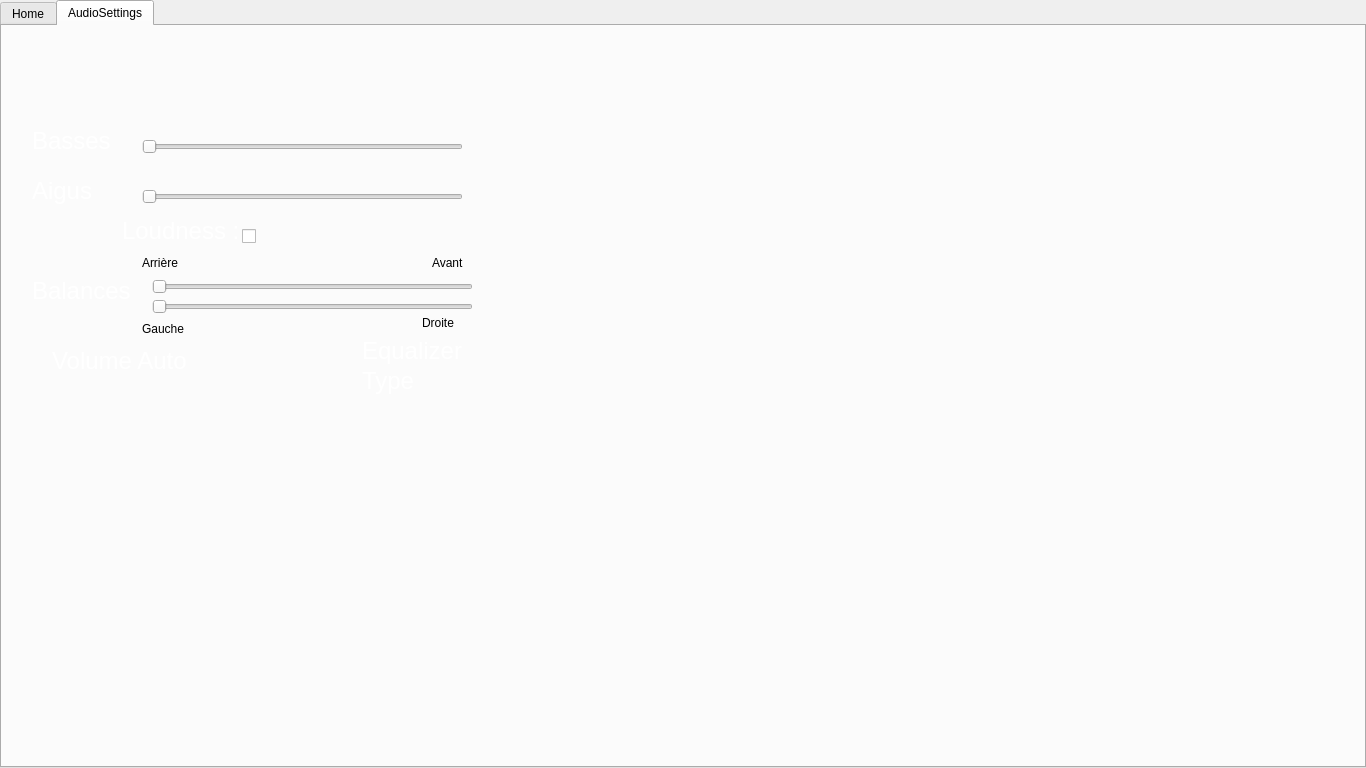
This is Dashboard/interface.ui in lucastu/Dashboard-python-can as Qt 5 draws it before an edit. The edited form follows.
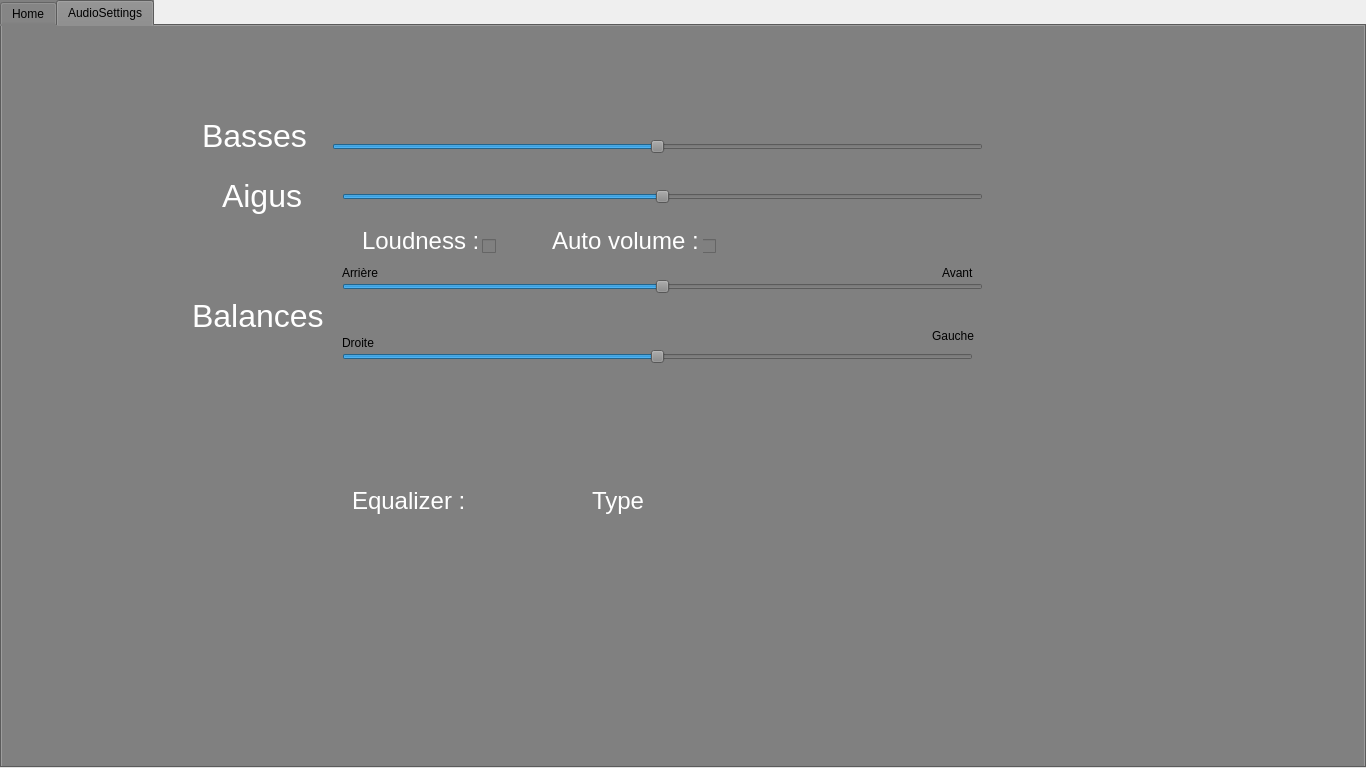
This is the edited form. The open tabs and pages were chosen to show the change. Icons and pictures are not drawn.

```diff
--- a/Dashboard/interface.ui
+++ b/Dashboard/interface.ui
@@ -32,6 +32,9 @@
       <verstretch>0</verstretch>
      </sizepolicy>
     </property>
+    <property name="styleSheet">
+     <string notr="true">background-color: grey </string>
+    </property>
     <property name="currentIndex">
      <number>0</number>
     </property>
@@ -250,57 +253,98 @@
        <string>Close</string>
       </property>
      </widget>
+     <widget class="QLabel" name="label_3">
+      <property name="geometry">
+       <rect>
+        <x>840</x>
+        <y>130</y>
+        <width>71</width>
+        <height>21</height>
+       </rect>
+      </property>
+      <property name="font">
+       <font>
+        <pointsize>13</pointsize>
+       </font>
+      </property>
+      <property name="text">
+       <string>Volume :</string>
+      </property>
+     </widget>
+     <widget class="QLabel" name="Volume">
+      <property name="geometry">
+       <rect>
+        <x>920</x>
+        <y>130</y>
+        <width>71</width>
+        <height>21</height>
+       </rect>
+      </property>
+      <property name="font">
+       <font>
+        <pointsize>13</pointsize>
+       </font>
+      </property>
+      <property name="text">
+       <string/>
+      </property>
+     </widget>
+     <widget class="QLabel" name="RadioSource">
+      <property name="geometry">
+       <rect>
+        <x>920</x>
+        <y>100</y>
+        <width>71</width>
+        <height>21</height>
+       </rect>
+      </property>
+      <property name="font">
+       <font>
+        <pointsize>13</pointsize>
+       </font>
+      </property>
+      <property name="text">
+       <string/>
+      </property>
+     </widget>
+     <widget class="QLabel" name="label_14">
+      <property name="geometry">
+       <rect>
+        <x>810</x>
+        <y>100</y>
+        <width>101</width>
+        <height>21</height>
+       </rect>
+      </property>
+      <property name="font">
+       <font>
+        <pointsize>13</pointsize>
+       </font>
+      </property>
+      <property name="text">
+       <string>RadioSource : </string>
+      </property>
+     </widget>
     </widget>
     <widget class="QWidget" name="AudioSettings">
      <attribute name="title">
       <string>AudioSettings</string>
      </attribute>
-     <widget class="QLabel" name="label_3">
-      <property name="geometry">
-       <rect>
-        <x>0</x>
-        <y>10</y>
-        <width>541</width>
-        <height>381</height>
-       </rect>
-      </property>
-      <property name="sizePolicy">
-       <sizepolicy hsizetype="Maximum" vsizetype="Maximum">
-        <horstretch>0</horstretch>
-        <verstretch>0</verstretch>
-       </sizepolicy>
-      </property>
-      <property name="maximumSize">
-       <size>
-        <width>541</width>
-        <height>381</height>
-       </size>
-      </property>
-      <property name="autoFillBackground">
-       <bool>false</bool>
-      </property>
-      <property name="styleSheet">
-       <string notr="true">background-image: url(:/newPrefix/bg.jpg);</string>
-      </property>
-      <property name="text">
-       <string/>
-      </property>
-      <property name="pixmap">
-       <pixmap resource="../../../../Desktop/Raspi/test.qrc">:/newPrefix/bg.jpg</pixmap>
-      </property>
-      <property name="scaledContents">
-       <bool>true</bool>
-      </property>
-     </widget>
      <widget class="QSlider" name="SliderBasses">
       <property name="geometry">
        <rect>
-        <x>140</x>
+        <x>330</x>
         <y>110</y>
-        <width>321</width>
+        <width>651</width>
         <height>22</height>
        </rect>
       </property>
+      <property name="minimum">
+       <number>-9</number>
+      </property>
+      <property name="maximum">
+       <number>9</number>
+      </property>
       <property name="orientation">
        <enum>Qt::Horizontal</enum>
       </property>
@@ -311,27 +355,32 @@
      <widget class="QLabel" name="label_4">
       <property name="geometry">
        <rect>
-        <x>30</x>
-        <y>100</y>
-        <width>81</width>
-        <height>31</height>
+        <x>200</x>
+        <y>90</y>
+        <width>111</width>
+        <height>41</height>
        </rect>
       </property>
+      <property name="font">
+       <font>
+        <pointsize>18</pointsize>
+       </font>
+      </property>
       <property name="text">
        <string>&lt;!DOCTYPE HTML PUBLIC &quot;-//W3C//DTD HTML 4.0//EN&quot; &quot;http://www.w3.org/TR/REC-html40/strict.dtd&quot;&gt;
 &lt;html&gt;&lt;head&gt;&lt;meta name=&quot;qrichtext&quot; content=&quot;1&quot; /&gt;&lt;style type=&quot;text/css&quot;&gt;
 p, li { white-space: pre-wrap; }
-&lt;/style&gt;&lt;/head&gt;&lt;body style=&quot; font-family:'MS Shell Dlg 2'; font-size:8pt; font-weight:400; font-style:normal;&quot;&gt;
-&lt;p style=&quot; margin-top:0px; margin-bottom:0px; margin-left:0px; margin-right:0px; -qt-block-indent:0; text-indent:0px;&quot;&gt;&lt;span style=&quot; font-size:18pt; color:#ffffff;&quot;&gt;Basses&lt;/span&gt;&lt;/p&gt;&lt;/body&gt;&lt;/html&gt;</string>
+&lt;/style&gt;&lt;/head&gt;&lt;body style=&quot; font-family:'MS Shell Dlg 2'; font-size:18pt; font-weight:400; font-style:normal;&quot;&gt;
+&lt;p style=&quot; margin-top:0px; margin-bottom:0px; margin-left:0px; margin-right:0px; -qt-block-indent:0; text-indent:0px;&quot;&gt;&lt;span style=&quot; font-size:24pt; color:#ffffff;&quot;&gt;Basses&lt;/span&gt;&lt;/p&gt;&lt;/body&gt;&lt;/html&gt;</string>
       </property>
      </widget>
      <widget class="QLabel" name="label_5">
       <property name="geometry">
        <rect>
-        <x>30</x>
+        <x>220</x>
         <y>150</y>
-        <width>81</width>
-        <height>31</height>
+        <width>91</width>
+        <height>41</height>
        </rect>
       </property>
       <property name="text">
@@ -339,18 +388,24 @@
 &lt;html&gt;&lt;head&gt;&lt;meta name=&quot;qrichtext&quot; content=&quot;1&quot; /&gt;&lt;style type=&quot;text/css&quot;&gt;
 p, li { white-space: pre-wrap; }
 &lt;/style&gt;&lt;/head&gt;&lt;body style=&quot; font-family:'MS Shell Dlg 2'; font-size:8pt; font-weight:400; font-style:normal;&quot;&gt;
-&lt;p style=&quot; margin-top:0px; margin-bottom:0px; margin-left:0px; margin-right:0px; -qt-block-indent:0; text-indent:0px;&quot;&gt;&lt;span style=&quot; font-size:18pt; color:#ffffff;&quot;&gt;Aigus&lt;/span&gt;&lt;/p&gt;&lt;/body&gt;&lt;/html&gt;</string>
+&lt;p style=&quot; margin-top:0px; margin-bottom:0px; margin-left:0px; margin-right:0px; -qt-block-indent:0; text-indent:0px;&quot;&gt;&lt;span style=&quot; font-size:24pt; color:#ffffff;&quot;&gt;Aigus&lt;/span&gt;&lt;/p&gt;&lt;/body&gt;&lt;/html&gt;</string>
       </property>
      </widget>
      <widget class="QSlider" name="SliderAigus">
       <property name="geometry">
        <rect>
-        <x>140</x>
+        <x>340</x>
         <y>160</y>
-        <width>321</width>
+        <width>641</width>
         <height>22</height>
        </rect>
       </property>
+      <property name="minimum">
+       <number>-9</number>
+      </property>
+      <property name="maximum">
+       <number>9</number>
+      </property>
       <property name="orientation">
        <enum>Qt::Horizontal</enum>
       </property>
@@ -361,12 +416,18 @@
      <widget class="QSlider" name="Slider_bal_ARR_AVT">
       <property name="geometry">
        <rect>
-        <x>150</x>
+        <x>340</x>
         <y>250</y>
-        <width>321</width>
+        <width>641</width>
         <height>22</height>
        </rect>
       </property>
+      <property name="minimum">
+       <number>-9</number>
+      </property>
+      <property name="maximum">
+       <number>9</number>
+      </property>
       <property name="orientation">
        <enum>Qt::Horizontal</enum>
       </property>
@@ -377,29 +438,35 @@
      <widget class="QLabel" name="label_7">
       <property name="geometry">
        <rect>
-        <x>30</x>
-        <y>250</y>
-        <width>171</width>
-        <height>31</height>
-       </rect>
-      </property>
-      <property name="text">
-       <string>&lt;!DOCTYPE HTML PUBLIC &quot;-//W3C//DTD HTML 4.0//EN&quot; &quot;http://www.w3.org/TR/REC-html40/strict.dtd&quot;&gt;
-&lt;html&gt;&lt;head&gt;&lt;meta name=&quot;qrichtext&quot; content=&quot;1&quot; /&gt;&lt;style type=&quot;text/css&quot;&gt;
-p, li { white-space: pre-wrap; }
-&lt;/style&gt;&lt;/head&gt;&lt;body style=&quot; font-family:'MS Shell Dlg 2'; font-size:8pt; font-weight:400; font-style:normal;&quot;&gt;
-&lt;p style=&quot; margin-top:0px; margin-bottom:0px; margin-left:0px; margin-right:0px; -qt-block-indent:0; text-indent:0px;&quot;&gt;&lt;span style=&quot; font-size:18pt; color:#ffffff;&quot;&gt;Balances&lt;/span&gt;&lt;/p&gt;&lt;/body&gt;&lt;/html&gt;</string>
-      </property>
-     </widget>
-     <widget class="QSlider" name="Slider_bal_GD">
-      <property name="geometry">
-       <rect>
-        <x>150</x>
+        <x>190</x>
         <y>270</y>
-        <width>321</width>
+        <width>131</width>
+        <height>41</height>
+       </rect>
+      </property>
+      <property name="text">
+       <string>&lt;!DOCTYPE HTML PUBLIC &quot;-//W3C//DTD HTML 4.0//EN&quot; &quot;http://www.w3.org/TR/REC-html40/strict.dtd&quot;&gt;
+&lt;html&gt;&lt;head&gt;&lt;meta name=&quot;qrichtext&quot; content=&quot;1&quot; /&gt;&lt;style type=&quot;text/css&quot;&gt;
+p, li { white-space: pre-wrap; }
+&lt;/style&gt;&lt;/head&gt;&lt;body style=&quot; font-family:'MS Shell Dlg 2'; font-size:8pt; font-weight:400; font-style:normal;&quot;&gt;
+&lt;p style=&quot; margin-top:0px; margin-bottom:0px; margin-left:0px; margin-right:0px; -qt-block-indent:0; text-indent:0px;&quot;&gt;&lt;span style=&quot; font-size:24pt; color:#ffffff;&quot;&gt;Balances&lt;/span&gt;&lt;/p&gt;&lt;/body&gt;&lt;/html&gt;</string>
+      </property>
+     </widget>
+     <widget class="QSlider" name="leftRightBalance">
+      <property name="geometry">
+       <rect>
+        <x>340</x>
+        <y>320</y>
+        <width>631</width>
         <height>22</height>
        </rect>
       </property>
+      <property name="minimum">
+       <number>-9</number>
+      </property>
+      <property name="maximum">
+       <number>9</number>
+      </property>
       <property name="orientation">
        <enum>Qt::Horizontal</enum>
       </property>
@@ -410,8 +477,8 @@
      <widget class="QLabel" name="label_8">
       <property name="geometry">
        <rect>
-        <x>120</x>
-        <y>190</y>
+        <x>360</x>
+        <y>200</y>
         <width>121</width>
         <height>31</height>
        </rect>
@@ -427,8 +494,8 @@
      <widget class="QCheckBox" name="Loudness">
       <property name="geometry">
        <rect>
-        <x>240</x>
-        <y>200</y>
+        <x>480</x>
+        <y>210</y>
         <width>21</width>
         <height>21</height>
        </rect>
@@ -440,8 +507,8 @@
      <widget class="QLabel" name="label_6">
       <property name="geometry">
        <rect>
-        <x>140</x>
-        <y>230</y>
+        <x>340</x>
+        <y>240</y>
         <width>47</width>
         <height>13</height>
        </rect>
@@ -453,8 +520,8 @@
      <widget class="QLabel" name="label_9">
       <property name="geometry">
        <rect>
-        <x>430</x>
-        <y>230</y>
+        <x>940</x>
+        <y>240</y>
         <width>47</width>
         <height>13</height>
        </rect>
@@ -466,8 +533,8 @@
      <widget class="QLabel" name="label_10">
       <property name="geometry">
        <rect>
-        <x>140</x>
-        <y>293</y>
+        <x>930</x>
+        <y>300</y>
         <width>47</width>
         <height>20</height>
        </rect>
@@ -479,8 +546,8 @@
      <widget class="QLabel" name="label_11">
       <property name="geometry">
        <rect>
-        <x>420</x>
-        <y>290</y>
+        <x>340</x>
+        <y>310</y>
         <width>47</width>
         <height>13</height>
        </rect>
@@ -489,29 +556,12 @@
        <string>Droite</string>
       </property>
      </widget>
-     <widget class="QLabel" name="label_12">
-      <property name="geometry">
-       <rect>
-        <x>50</x>
-        <y>320</y>
-        <width>171</width>
-        <height>31</height>
-       </rect>
-      </property>
-      <property name="text">
-       <string>&lt;!DOCTYPE HTML PUBLIC &quot;-//W3C//DTD HTML 4.0//EN&quot; &quot;http://www.w3.org/TR/REC-html40/strict.dtd&quot;&gt;
-&lt;html&gt;&lt;head&gt;&lt;meta name=&quot;qrichtext&quot; content=&quot;1&quot; /&gt;&lt;style type=&quot;text/css&quot;&gt;
-p, li { white-space: pre-wrap; }
-&lt;/style&gt;&lt;/head&gt;&lt;body style=&quot; font-family:'MS Shell Dlg 2'; font-size:8pt; font-weight:400; font-style:normal;&quot;&gt;
-&lt;p style=&quot; margin-top:0px; margin-bottom:0px; margin-left:0px; margin-right:0px; -qt-block-indent:0; text-indent:0px;&quot;&gt;&lt;span style=&quot; font-size:18pt; color:#ffffff;&quot;&gt;Volume Auto&lt;/span&gt;&lt;/p&gt;&lt;/body&gt;&lt;/html&gt;</string>
-      </property>
-     </widget>
      <widget class="QLabel" name="label_13">
       <property name="geometry">
        <rect>
-        <x>360</x>
-        <y>310</y>
-        <width>101</width>
+        <x>350</x>
+        <y>460</y>
+        <width>171</width>
         <height>31</height>
        </rect>
       </property>
@@ -520,14 +570,14 @@
 &lt;html&gt;&lt;head&gt;&lt;meta name=&quot;qrichtext&quot; content=&quot;1&quot; /&gt;&lt;style type=&quot;text/css&quot;&gt;
 p, li { white-space: pre-wrap; }
 &lt;/style&gt;&lt;/head&gt;&lt;body style=&quot; font-family:'MS Shell Dlg 2'; font-size:8pt; font-weight:400; font-style:normal;&quot;&gt;
-&lt;p style=&quot; margin-top:0px; margin-bottom:0px; margin-left:0px; margin-right:0px; -qt-block-indent:0; text-indent:0px;&quot;&gt;&lt;span style=&quot; font-size:18pt; color:#ffffff;&quot;&gt;Equalizer&lt;/span&gt;&lt;/p&gt;&lt;/body&gt;&lt;/html&gt;</string>
+&lt;p style=&quot; margin-top:0px; margin-bottom:0px; margin-left:0px; margin-right:0px; -qt-block-indent:0; text-indent:0px;&quot;&gt;&lt;span style=&quot; font-size:18pt; color:#ffffff;&quot;&gt;Equalizer :&lt;/span&gt;&lt;/p&gt;&lt;/body&gt;&lt;/html&gt;</string>
       </property>
      </widget>
      <widget class="QLabel" name="Type_Equalizer">
       <property name="geometry">
        <rect>
-        <x>360</x>
-        <y>340</y>
+        <x>590</x>
+        <y>460</y>
         <width>101</width>
         <height>31</height>
        </rect>
@@ -540,6 +590,54 @@
 &lt;p style=&quot; margin-top:0px; margin-bottom:0px; margin-left:0px; margin-right:0px; -qt-block-indent:0; text-indent:0px;&quot;&gt;&lt;span style=&quot; font-size:18pt; color:#ffffff;&quot;&gt;Type&lt;/span&gt;&lt;/p&gt;&lt;/body&gt;&lt;/html&gt;</string>
       </property>
      </widget>
+     <widget class="QCheckBox" name="automaticVolume">
+      <property name="geometry">
+       <rect>
+        <x>700</x>
+        <y>210</y>
+        <width>21</width>
+        <height>21</height>
+       </rect>
+      </property>
+      <property name="text">
+       <string/>
+      </property>
+     </widget>
+     <widget class="QLabel" name="label_15">
+      <property name="geometry">
+       <rect>
+        <x>550</x>
+        <y>200</y>
+        <width>151</width>
+        <height>31</height>
+       </rect>
+      </property>
+      <property name="text">
+       <string>&lt;!DOCTYPE HTML PUBLIC &quot;-//W3C//DTD HTML 4.0//EN&quot; &quot;http://www.w3.org/TR/REC-html40/strict.dtd&quot;&gt;
+&lt;html&gt;&lt;head&gt;&lt;meta name=&quot;qrichtext&quot; content=&quot;1&quot; /&gt;&lt;style type=&quot;text/css&quot;&gt;
+p, li { white-space: pre-wrap; }
+&lt;/style&gt;&lt;/head&gt;&lt;body style=&quot; font-family:'MS Shell Dlg 2'; font-size:8pt; font-weight:400; font-style:normal;&quot;&gt;
+&lt;p style=&quot; margin-top:0px; margin-bottom:0px; margin-left:0px; margin-right:0px; -qt-block-indent:0; text-indent:0px;&quot;&gt;&lt;span style=&quot; font-size:18pt; color:#ffffff;&quot;&gt;Auto volume :&lt;/span&gt;&lt;/p&gt;&lt;/body&gt;&lt;/html&gt;</string>
+      </property>
+     </widget>
+     <widget class="QLabel" name="equalizer">
+      <property name="geometry">
+       <rect>
+        <x>220</x>
+        <y>480</y>
+        <width>81</width>
+        <height>21</height>
+       </rect>
+      </property>
+      <property name="font">
+       <font>
+        <pointsize>9</pointsize>
+       </font>
+      </property>
+      <property name="text">
+       <string/>
+      </property>
+     </widget>
     </widget>
    </widget>
   </widget>
```
Left out of the diff: 22 changed lines with no effect on the pictures.
